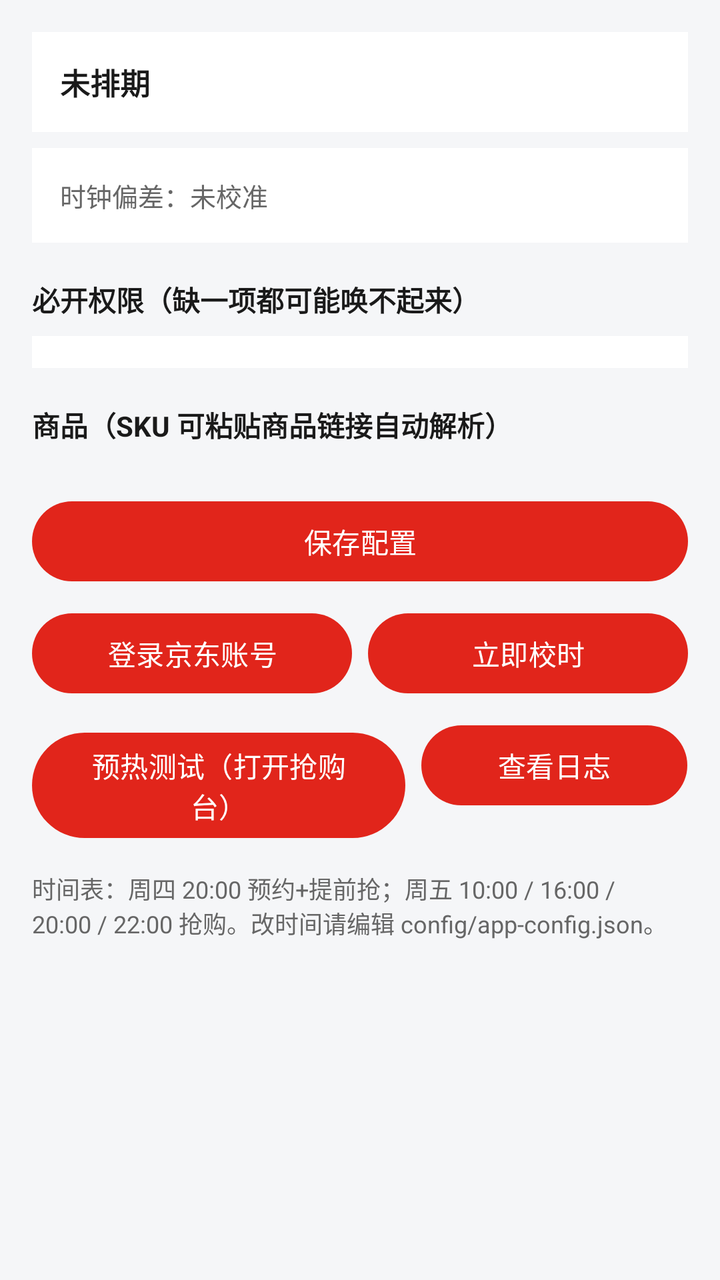
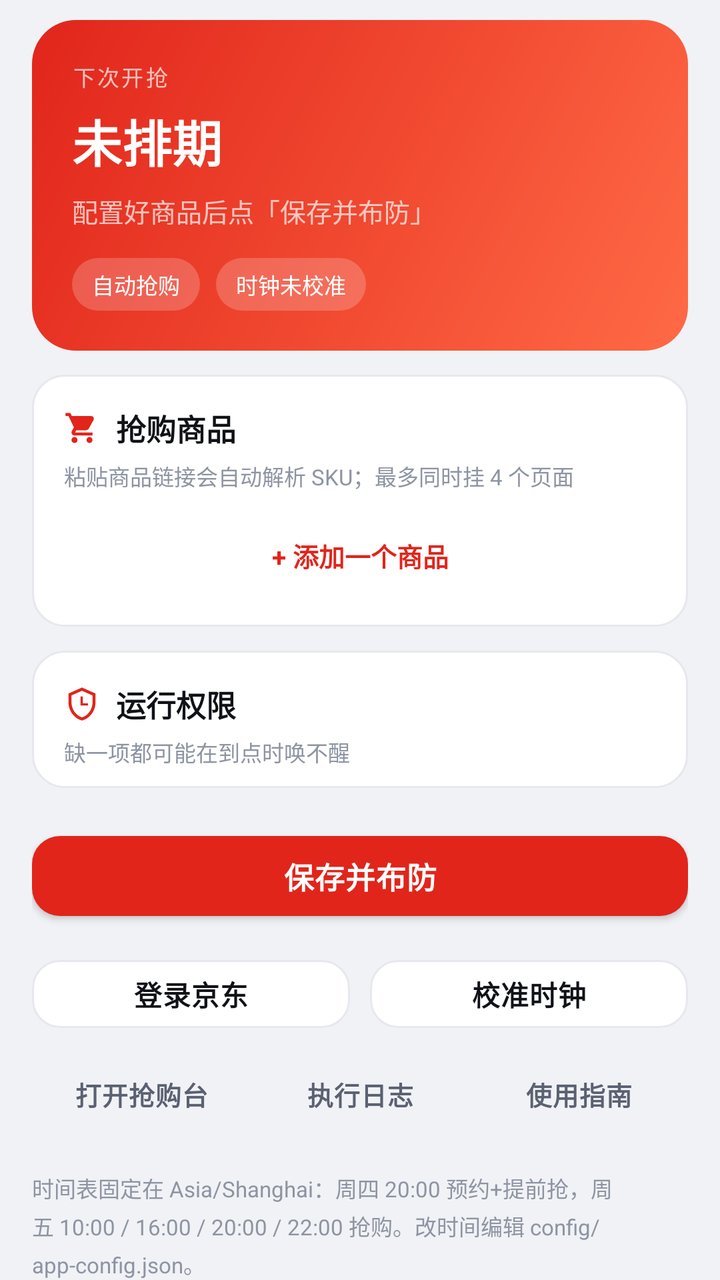

Screens rendered from an Android XML layout before and after an edit, with the pre-edit source and the edit as a unified diff.
<!-- AndroidManifest.xml: application theme Theme.JdSniper -->
<!-- res/layout/activity_main.xml -->
<?xml version="1.0" encoding="utf-8"?>
<ScrollView xmlns:android="http://schemas.android.com/apk/res/android"
    android:layout_width="match_parent"
    android:layout_height="match_parent"
    android:background="@color/bg"
    android:fillViewport="true">

    <LinearLayout
        android:layout_width="match_parent"
        android:layout_height="wrap_content"
        android:orientation="vertical"
        android:padding="16dp">

        <TextView
            android:id="@+id/tvNext"
            android:layout_width="match_parent"
            android:layout_height="wrap_content"
            android:background="@color/surface"
            android:padding="14dp"
            android:text="@string/next_event_none"
            android:textColor="@color/text_main"
            android:textSize="15sp"
            android:textStyle="bold" />

        <TextView
            android:id="@+id/tvOffset"
            android:layout_width="match_parent"
            android:layout_height="wrap_content"
            android:layout_marginTop="8dp"
            android:background="@color/surface"
            android:padding="14dp"
            android:text="时钟偏差：未校准"
            android:textColor="@color/text_sub"
            android:textSize="13sp" />

        <TextView
            android:layout_width="match_parent"
            android:layout_height="wrap_content"
            android:layout_marginTop="18dp"
            android:text="@string/perm_title"
            android:textColor="@color/text_main"
            android:textSize="14sp"
            android:textStyle="bold" />

        <LinearLayout
            android:id="@+id/permBox"
            android:layout_width="match_parent"
            android:layout_height="wrap_content"
            android:layout_marginTop="8dp"
            android:background="@color/surface"
            android:orientation="vertical"
            android:padding="8dp" />

        <TextView
            android:layout_width="match_parent"
            android:layout_height="wrap_content"
            android:layout_marginTop="18dp"
            android:text="商品（SKU 可粘贴商品链接自动解析）"
            android:textColor="@color/text_main"
            android:textSize="14sp"
            android:textStyle="bold" />

        <LinearLayout
            android:id="@+id/itemBox"
            android:layout_width="match_parent"
            android:layout_height="wrap_content"
            android:layout_marginTop="8dp"
            android:orientation="vertical" />

        <Button
            android:id="@+id/btnSave"
            android:layout_width="match_parent"
            android:layout_height="wrap_content"
            android:layout_marginTop="16dp"
            android:text="@string/btn_save" />

        <LinearLayout
            android:layout_width="match_parent"
            android:layout_height="wrap_content"
            android:layout_marginTop="8dp"
            android:orientation="horizontal">

            <Button
                android:id="@+id/btnLogin"
                android:layout_width="0dp"
                android:layout_height="wrap_content"
                android:layout_weight="1"
                android:text="@string/btn_login" />

            <Button
                android:id="@+id/btnSync"
                android:layout_width="0dp"
                android:layout_height="wrap_content"
                android:layout_marginStart="8dp"
                android:layout_weight="1"
                android:text="@string/btn_sync" />
        </LinearLayout>

        <LinearLayout
            android:layout_width="match_parent"
            android:layout_height="wrap_content"
            android:layout_marginTop="8dp"
            android:orientation="horizontal">

            <Button
                android:id="@+id/btnPrewarm"
                android:layout_width="0dp"
                android:layout_height="wrap_content"
                android:layout_weight="1.4"
                android:text="@string/btn_prewarm" />

            <Button
                android:id="@+id/btnLog"
                android:layout_width="0dp"
                android:layout_height="wrap_content"
                android:layout_marginStart="8dp"
                android:layout_weight="1"
                android:text="@string/btn_log" />
        </LinearLayout>

        <TextView
            android:id="@+id/tvHint"
            android:layout_width="match_parent"
            android:layout_height="wrap_content"
            android:layout_marginTop="16dp"
            android:layout_marginBottom="24dp"
            android:text="时间表：周四 20:00 预约+提前抢；周五 10:00 / 16:00 / 20:00 / 22:00 抢购。改时间请编辑 config/app-config.json。"
            android:textColor="@color/text_sub"
            android:textSize="12sp" />
    </LinearLayout>
</ScrollView>
<!-- resources referenced by this layout -->
<resources>
  <color name="bg">#F5F6F8</color>
  <color name="text_main">#1A1A1A</color>
  <color name="text_sub">#666666</color>
  <string name="btn_log">查看日志</string>
  <string name="btn_login">登录京东账号</string>
  <string name="btn_prewarm">预热测试（打开抢购台）</string>
  <string name="btn_save">保存配置</string>
  <string name="btn_sync">立即校时</string>
  <string name="perm_title">必开权限（缺一项都可能唤不起来）</string>
  <style name="Theme.JdSniper" parent="Theme.Material3.DayNight.NoActionBar">
          <item name="colorPrimary">@color/brand_red</item>
          <item name="colorOnPrimary">#FFFFFF</item>
          <item name="colorSecondary">@color/brand_green</item>
          <item name="android:colorBackground">@color/bg</item>
          <item name="android:statusBarColor">@color/brand_red</item>
          <item name="android:navigationBarColor">@color/surface</item>
          <item name="android:windowLightStatusBar">false</item>
          <item name="android:textColorPrimary">@color/text_main</item>
      </style>
  <color name="brand_green">#12B76A</color>
  <!-- unchanged entries left out for length: 3 -->
</resources>

<!-- the commit's change to res/layout/activity_main.xml (unified diff, before → after) -->
@@ -3,129 +3,279 @@
     android:layout_width="match_parent"
     android:layout_height="match_parent"
     android:background="@color/bg"
-    android:fillViewport="true">
+    android:clipToPadding="false"
+    android:fillViewport="true"
+    android:scrollbars="none">
 
     <LinearLayout
         android:layout_width="match_parent"
         android:layout_height="wrap_content"
         android:orientation="vertical"
-        android:padding="16dp">
+        android:paddingStart="16dp"
+        android:paddingTop="10dp"
+        android:paddingEnd="16dp"
+        android:paddingBottom="28dp">
+
+        
+        <LinearLayout
+            android:layout_width="match_parent"
+            android:layout_height="wrap_content"
+            android:background="@drawable/bg_header"
+            android:orientation="vertical"
+            android:padding="20dp">
+
+            <TextView
+                android:layout_width="wrap_content"
+                android:layout_height="wrap_content"
+                android:letterSpacing="0.1"
+                android:text="@string/next_label"
+                android:textColor="@color/white_70"
+                android:textSize="11sp" />
+
+            <TextView
+                android:id="@+id/tvNextTime"
+                android:layout_width="match_parent"
+                android:layout_height="wrap_content"
+                android:layout_marginTop="6dp"
+                android:includeFontPadding="false"
+                android:text="@string/next_event_none"
+                android:textColor="#FFFFFF"
+                android:textSize="25sp"
+                android:textStyle="bold" />
+
+            <TextView
+                android:id="@+id/tvCountdown"
+                android:layout_width="match_parent"
+                android:layout_height="wrap_content"
+                android:layout_marginTop="7dp"
+                android:text="@string/next_empty_hint"
+                android:textColor="@color/white_70"
+                android:textSize="13sp" />
+
+            <LinearLayout
+                android:layout_width="match_parent"
+                android:layout_height="wrap_content"
+                android:layout_marginTop="14dp"
+                android:orientation="horizontal">
+
+                <TextView
+                    android:id="@+id/tvModePill"
+                    android:layout_width="wrap_content"
+                    android:layout_height="wrap_content"
+                    android:background="@drawable/bg_pill_white"
+                    android:paddingStart="10dp"
+                    android:paddingTop="5dp"
+                    android:paddingEnd="10dp"
+                    android:paddingBottom="5dp"
+                    android:text="@string/pill_auto"
+                    android:textColor="#FFFFFF"
+                    android:textSize="11sp" />
+
+                <TextView
+                    android:id="@+id/tvClockPill"
+                    android:layout_width="wrap_content"
+                    android:layout_height="wrap_content"
+                    android:layout_marginStart="8dp"
+                    android:background="@drawable/bg_pill_white"
+                    android:paddingStart="10dp"
+                    android:paddingTop="5dp"
+                    android:paddingEnd="10dp"
+                    android:paddingBottom="5dp"
+                    android:text="@string/pill_clock_bad"
+                    android:textColor="#FFFFFF"
+                    android:textSize="11sp" />
+            </LinearLayout>
+        </LinearLayout>
+
+        
+        <LinearLayout
+            android:layout_width="match_parent"
+            android:layout_height="wrap_content"
+            android:layout_marginTop="12dp"
+            android:background="@drawable/bg_card"
+            android:orientation="vertical"
+            android:padding="16dp">
+
+            <LinearLayout
+                android:layout_width="match_parent"
+                android:layout_height="wrap_content"
+                android:gravity="center_vertical"
+                android:orientation="horizontal">
+
+                <ImageView
+                    android:layout_width="18dp"
+                    android:layout_height="18dp"
+                    android:contentDescription="@string/item_title"
+                    android:src="@drawable/ic_cart"
+                    android:tint="@color/brand_red" />
+
+                <TextView
+                    style="@style/Text.SectionTitle"
+                    android:layout_width="0dp"
+                    android:layout_height="wrap_content"
+                    android:layout_marginStart="8dp"
+                    android:layout_weight="1"
+                    android:text="@string/item_title" />
+
+                <TextView
+                    android:id="@+id/tvItemCount"
+                    style="@style/Text.Caption"
+                    android:layout_width="wrap_content"
+                    android:layout_height="wrap_content" />
+            </LinearLayout>
+
+            <TextView
+                style="@style/Text.Caption"
+                android:layout_width="match_parent"
+                android:layout_height="wrap_content"
+                android:layout_marginTop="5dp"
+                android:text="@string/item_hint" />
+
+            <LinearLayout
+                android:id="@+id/itemBox"
+                android:layout_width="match_parent"
+                android:layout_height="wrap_content"
+                android:layout_marginTop="2dp"
+                android:orientation="vertical" />
+
+            <TextView
+                android:id="@+id/tvAddItem"
+                android:layout_width="match_parent"
+                android:layout_height="wrap_content"
+                android:layout_marginTop="10dp"
+                android:background="?attr/selectableItemBackground"
+                android:gravity="center"
+                android:paddingTop="10dp"
+                android:paddingBottom="10dp"
+                android:text="@string/item_add"
+                android:textColor="@color/brand_red"
+                android:textSize="13sp"
+                android:textStyle="bold" />
+        </LinearLayout>
+
+        
+        <LinearLayout
+            android:layout_width="match_parent"
+            android:layout_height="wrap_content"
+            android:layout_marginTop="12dp"
+            android:background="@drawable/bg_card"
+            android:orientation="vertical"
+            android:paddingStart="16dp"
+            android:paddingTop="16dp"
+            android:paddingEnd="16dp"
+            android:paddingBottom="8dp">
+
+            <LinearLayout
+                android:layout_width="match_parent"
+                android:layout_height="wrap_content"
+                android:gravity="center_vertical"
+                android:orientation="horizontal">
+
+                <ImageView
+                    android:layout_width="18dp"
+                    android:layout_height="18dp"
+                    android:contentDescription="@string/perm_title"
+                    android:src="@drawable/ic_shield"
+                    android:tint="@color/brand_red" />
+
+                <TextView
+                    style="@style/Text.SectionTitle"
+                    android:layout_width="0dp"
+                    android:layout_height="wrap_content"
+                    android:layout_marginStart="8dp"
+                    android:layout_weight="1"
+                    android:text="@string/perm_title" />
+
+                <TextView
+                    android:id="@+id/tvPermCount"
+                    style="@style/Text.Caption"
+                    android:layout_width="wrap_content"
+                    android:layout_height="wrap_content" />
+            </LinearLayout>
+
+            <TextView
+                style="@style/Text.Caption"
+                android:layout_width="match_parent"
+                android:layout_height="wrap_content"
+                android:layout_marginTop="5dp"
+                android:text="@string/perm_hint" />
+
+            <LinearLayout
+                android:id="@+id/permBox"
+                android:layout_width="match_parent"
+                android:layout_height="wrap_content"
+                android:layout_marginTop="2dp"
+                android:orientation="vertical" />
+        </LinearLayout>
+
+        <com.google.android.material.button.MaterialButton
+            android:id="@+id/btnSave"
+            android:layout_width="match_parent"
+            android:layout_height="wrap_content"
+            android:layout_marginTop="18dp"
+            android:text="@string/btn_save" />
+
+        <LinearLayout
+            android:layout_width="match_parent"
+            android:layout_height="wrap_content"
+            android:layout_marginTop="10dp"
+            android:orientation="horizontal">
+
+            <com.google.android.material.button.MaterialButton
+                android:id="@+id/btnLogin"
+                style="@style/Widget.JdSniper.Button.Outlined"
+                android:layout_width="0dp"
+                android:layout_height="wrap_content"
+                android:layout_weight="1"
+                android:text="@string/btn_login" />
+
+            <com.google.android.material.button.MaterialButton
+                android:id="@+id/btnSync"
+                style="@style/Widget.JdSniper.Button.Outlined"
+                android:layout_width="0dp"
+                android:layout_height="wrap_content"
+                android:layout_marginStart="10dp"
+                android:layout_weight="1"
+                android:text="@string/btn_sync" />
+        </LinearLayout>
+
+        <LinearLayout
+            android:layout_width="match_parent"
+            android:layout_height="wrap_content"
+            android:layout_marginTop="6dp"
+            android:orientation="horizontal">
+
+            <com.google.android.material.button.MaterialButton
+                android:id="@+id/btnPrewarm"
+                style="@style/Widget.JdSniper.Button.Text"
+                android:layout_width="0dp"
+                android:layout_height="wrap_content"
+                android:layout_weight="1"
+                android:text="@string/btn_prewarm" />
+
+            <com.google.android.material.button.MaterialButton
+                android:id="@+id/btnLog"
+                style="@style/Widget.JdSniper.Button.Text"
+                android:layout_width="0dp"
+                android:layout_height="wrap_content"
+                android:layout_weight="1"
+                android:text="@string/btn_log" />
+
+            <com.google.android.material.button.MaterialButton
+                android:id="@+id/btnGuide"
+                style="@style/Widget.JdSniper.Button.Text"
+                android:layout_width="0dp"
+                android:layout_height="wrap_content"
+                android:layout_weight="1"
+                android:text="@string/btn_guide" />
+        </LinearLayout>
 
         <TextView
-            android:id="@+id/tvNext"
-            android:layout_width="match_parent"
-            android:layout_height="wrap_content"
-            android:background="@color/surface"
-            android:padding="14dp"
-            android:text="@string/next_event_none"
-            android:textColor="@color/text_main"
-            android:textSize="15sp"
-            android:textStyle="bold" />
-
-        <TextView
-            android:id="@+id/tvOffset"
-            android:layout_width="match_parent"
-            android:layout_height="wrap_content"
-            android:layout_marginTop="8dp"
-            android:background="@color/surface"
-            android:padding="14dp"
-            android:text="时钟偏差：未校准"
-            android:textColor="@color/text_sub"
-            android:textSize="13sp" />
-
-        <TextView
+            style="@style/Text.Caption"
             android:layout_width="match_parent"
             android:layout_height="wrap_content"
             android:layout_marginTop="18dp"
-            android:text="@string/perm_title"
-            android:textColor="@color/text_main"
-            android:textSize="14sp"
-            android:textStyle="bold" />
-
-        <LinearLayout
-            android:id="@+id/permBox"
-            android:layout_width="match_parent"
-            android:layout_height="wrap_content"
-            android:layout_marginTop="8dp"
-            android:background="@color/surface"
-            android:orientation="vertical"
-            android:padding="8dp" />
-
-        <TextView
-            android:layout_width="match_parent"
-            android:layout_height="wrap_content"
-            android:layout_marginTop="18dp"
-            android:text="商品（SKU 可粘贴商品链接自动解析）"
-            android:textColor="@color/text_main"
-            android:textSize="14sp"
-            android:textStyle="bold" />
-
-        <LinearLayout
-            android:id="@+id/itemBox"
-            android:layout_width="match_parent"
-            android:layout_height="wrap_content"
-            android:layout_marginTop="8dp"
-            android:orientation="vertical" />
-
-        <Button
-            android:id="@+id/btnSave"
-            android:layout_width="match_parent"
-            android:layout_height="wrap_content"
-            android:layout_marginTop="16dp"
-            android:text="@string/btn_save" />
-
-        <LinearLayout
-            android:layout_width="match_parent"
-            android:layout_height="wrap_content"
-            android:layout_marginTop="8dp"
-            android:orientation="horizontal">
-
-            <Button
-                android:id="@+id/btnLogin"
-                android:layout_width="0dp"
-                android:layout_height="wrap_content"
-                android:layout_weight="1"
-                android:text="@string/btn_login" />
-
-            <Button
-                android:id="@+id/btnSync"
-                android:layout_width="0dp"
-                android:layout_height="wrap_content"
-                android:layout_marginStart="8dp"
-                android:layout_weight="1"
-                android:text="@string/btn_sync" />
-        </LinearLayout>
-
-        <LinearLayout
-            android:layout_width="match_parent"
-            android:layout_height="wrap_content"
-            android:layout_marginTop="8dp"
-            android:orientation="horizontal">
-
-            <Button
-                android:id="@+id/btnPrewarm"
-                android:layout_width="0dp"
-                android:layout_height="wrap_content"
-                android:layout_weight="1.4"
-                android:text="@string/btn_prewarm" />
-
-            <Button
-                android:id="@+id/btnLog"
-                android:layout_width="0dp"
-                android:layout_height="wrap_content"
-                android:layout_marginStart="8dp"
-                android:layout_weight="1"
-                android:text="@string/btn_log" />
-        </LinearLayout>
-
-        <TextView
-            android:id="@+id/tvHint"
-            android:layout_width="match_parent"
-            android:layout_height="wrap_content"
-            android:layout_marginTop="16dp"
-            android:layout_marginBottom="24dp"
-            android:text="时间表：周四 20:00 预约+提前抢；周五 10:00 / 16:00 / 20:00 / 22:00 抢购。改时间请编辑 config/app-config.json。"
-            android:textColor="@color/text_sub"
-            android:textSize="12sp" />
+            android:lineSpacingExtra="3dp"
+            android:text="@string/hint_footer" />
     </LinearLayout>
 </ScrollView>
<!-- resource entries referenced after the edit -->
@@ -1,25 +1,136 @@
 <!-- resources referenced by this layout -->
 <resources>
-  <color name="bg">#F5F6F8</color>
-  <color name="text_main">#1A1A1A</color>
-  <color name="text_sub">#666666</color>
-  <string name="btn_log">查看日志</string>
-  <string name="btn_login">登录京东账号</string>
-  <string name="btn_prewarm">预热测试（打开抢购台）</string>
-  <string name="btn_save">保存配置</string>
-  <string name="btn_sync">立即校时</string>
-  <string name="perm_title">必开权限（缺一项都可能唤不起来）</string>
+  <color name="bg">#F1F2F5</color>
+  <color name="white_70">#B3FFFFFF</color>
+  <!-- drawable bg_card (drawable) -->
+  <?xml version="1.0" encoding="utf-8"?>
+  <shape xmlns:android="http://schemas.android.com/apk/res/android"
+      android:shape="rectangle">
+      <solid android:color="@color/surface" />
+      <corners android:radius="16dp" />
+      <stroke
+          android:width="1dp"
+          android:color="@color/stroke" />
+  </shape>
+  <!-- drawable bg_header (drawable) -->
+  <?xml version="1.0" encoding="utf-8"?>
+  <shape xmlns:android="http://schemas.android.com/apk/res/android"
+      android:shape="rectangle">
+      <gradient
+          android:angle="315"
+          android:endColor="#FF6A45"
+          android:startColor="#E1251B"
+          android:type="linear" />
+      <corners android:radius="22dp" />
+  </shape>
+  <!-- drawable bg_pill_white (drawable) -->
+  <?xml version="1.0" encoding="utf-8"?>
+  <shape xmlns:android="http://schemas.android.com/apk/res/android"
+      android:shape="rectangle">
+      <solid android:color="@color/white_20" />
+      <corners android:radius="100dp" />
+  </shape>
+  <!-- drawable ic_cart (drawable) -->
+  <?xml version="1.0" encoding="utf-8"?>
+  <vector xmlns:android="http://schemas.android.com/apk/res/android"
+      android:width="24dp"
+      android:height="24dp"
+      android:viewportWidth="24"
+      android:viewportHeight="24">
+      <path
+          android:fillColor="#FFFFFFFF"
+          android:pathData="M17,18C15.9,18 15,18.9 15,20A2,2 0 0,0 17,22A2,2 0 0,0 19,20C19,18.9 18.1,18 17,18M1,2V4H3L6.6,11.6L5.2,14C5.1,14.3 5,14.6 5,15A2,2 0 0,0 7,17H19V15H7.4L8.2,13.5H14.5C15.4,13.5 16.2,13 16.6,12.3L19.6,6.8C19.8,6.5 19.9,6.2 19.9,5.8C19.9,4.8 19.1,4 18.1,4H5.2L4.3,2M7,18C5.9,18 5,18.9 5,20A2,2 0 0,0 7,22A2,2 0 0,0 9,20C9,18.9 8.1,18 7,18Z" />
+  </vector>
+  <!-- drawable ic_shield (drawable) -->
+  <?xml version="1.0" encoding="utf-8"?>
+  <vector xmlns:android="http://schemas.android.com/apk/res/android"
+      android:width="24dp"
+      android:height="24dp"
+      android:viewportWidth="24"
+      android:viewportHeight="24">
+      <path
+          android:fillColor="#FFFFFFFF"
+          android:pathData="M12,1L3,5V11C3,16.55 6.84,21.74 12,23C17.16,21.74 21,16.55 21,11V5L12,1M12,3.18L19,6.3V11C19,15.52 15.87,19.85 12,20.9C8.13,19.85 5,15.52 5,11V6.3L12,3.18M11,7V13H16V11.5H12.5V7H11Z" />
+  </vector>
+  <string name="btn_guide">使用指南</string>
+  <string name="btn_log">执行日志</string>
+  <string name="btn_login">登录京东</string>
+  <string name="btn_prewarm">打开抢购台</string>
+  <string name="btn_save">保存并布防</string>
+  <string name="btn_sync">校准时钟</string>
+  <string name="hint_footer">时间表固定在 Asia/Shanghai：周四 20:00 预约+提前抢，周五 10:00 / 16:00 / 20:00 / 22:00 抢购。改时间编辑 config/app-config.json。</string>
+  <string name="item_add">+ 添加一个商品</string>
+  <string name="item_hint">粘贴商品链接会自动解析 SKU；最多同时挂 4 个页面</string>
+  <string name="item_title">抢购商品</string>
+  <string name="next_empty_hint">配置好商品后点「保存并布防」</string>
+  <string name="next_label">下次开抢</string>
+  <string name="perm_hint">缺一项都可能在到点时唤不醒</string>
+  <string name="perm_title">运行权限</string>
+  <string name="pill_auto">自动抢购</string>
+  <string name="pill_clock_bad">时钟未校准</string>
+  <style name="Text.Caption">
+          <item name="android:textSize">11sp</item>
+          <item name="android:textColor">@color/text_tertiary</item>
+          <item name="android:includeFontPadding">false</item>
+      </style>
+  <style name="Text.SectionTitle">
+          <item name="android:textSize">15sp</item>
+          <item name="android:textStyle">bold</item>
+          <item name="android:textColor">@color/text_primary</item>
+          <item name="android:includeFontPadding">false</item>
+      </style>
+  <style name="Widget.JdSniper.Button.Outlined" parent="Widget.MaterialComponents.Button.OutlinedButton">
+          <item name="cornerRadius">14dp</item>
+          <item name="android:textSize">14sp</item>
+          <item name="android:minHeight">46dp</item>
+          <item name="strokeColor">@color/stroke</item>
+          <item name="android:textColor">@color/text_primary</item>
+          <item name="backgroundTint">@color/surface</item>
+      </style>
+  <style name="Widget.JdSniper.Button.Text" parent="Widget.MaterialComponents.Button.TextButton">
+          <item name="cornerRadius">12dp</item>
+          <item name="android:textSize">13sp</item>
+          <item name="android:minHeight">42dp</item>
+          <item name="android:textColor">@color/text_secondary</item>
+      </style>
   <style name="Theme.JdSniper" parent="Theme.Material3.DayNight.NoActionBar">
           <item name="colorPrimary">@color/brand_red</item>
           <item name="colorOnPrimary">#FFFFFF</item>
-          <item name="colorSecondary">@color/brand_green</item>
+          <item name="colorPrimaryContainer">#FFE8E5</item>
+          <item name="colorOnPrimaryContainer">@color/brand_red_dark</item>
+          <item name="colorSecondary">@color/ok_green</item>
+          <item name="colorOnSecondary">#FFFFFF</item>
+          <item name="colorSurface">@color/surface</item>
+          <item name="colorOnSurface">@color/text_primary</item>
+          <item name="colorSurfaceVariant">@color/surface_alt</item>
+          <item name="colorOnSurfaceVariant">@color/text_secondary</item>
+          <item name="colorOutline">@color/stroke</item>
           <item name="android:colorBackground">@color/bg</item>
-          <item name="android:statusBarColor">@color/brand_red</item>
+          <item name="android:textColorPrimary">@color/text_primary</item>
+          <item name="android:textColorSecondary">@color/text_secondary</item>
+          <item name="android:statusBarColor">@color/bg</item>
+          <item name="android:windowLightStatusBar">true</item>
           <item name="android:navigationBarColor">@color/surface</item>
-          <item name="android:windowLightStatusBar">false</item>
-          <item name="android:textColorPrimary">@color/text_main</item>
+          <item name="android:windowLightNavigationBar" tools:targetApi="27">true</item>
+          <item name="materialButtonStyle">@style/Widget.JdSniper.Button</item>
       </style>
-  <color name="brand_green">#12B76A</color>
+  <color name="stroke">#E6E8ED</color>
+  <color name="white_20">#33FFFFFF</color>
+  <color name="text_tertiary">#8D94A3</color>
+  <color name="text_primary">#101217</color>
+  <color name="text_secondary">#5A6172</color>
+  <color name="brand_red_dark">#B01A12</color>
+  <color name="ok_green">#0BA36B</color>
+  <color name="surface_alt">#FAFBFC</color>
+  <style name="Widget.JdSniper.Button" parent="Widget.MaterialComponents.Button">
+          <item name="cornerRadius">14dp</item>
+          <item name="android:textSize">15sp</item>
+          <item name="android:textStyle">bold</item>
+          <item name="android:letterSpacing">0.02</item>
+          <item name="android:minHeight">52dp</item>
+          <item name="backgroundTint">@color/brand_red</item>
+          <item name="android:textColor">#FFFFFF</item>
+      </style>
   <!-- unchanged entries left out for length: 3 -->
 </resources>
 
